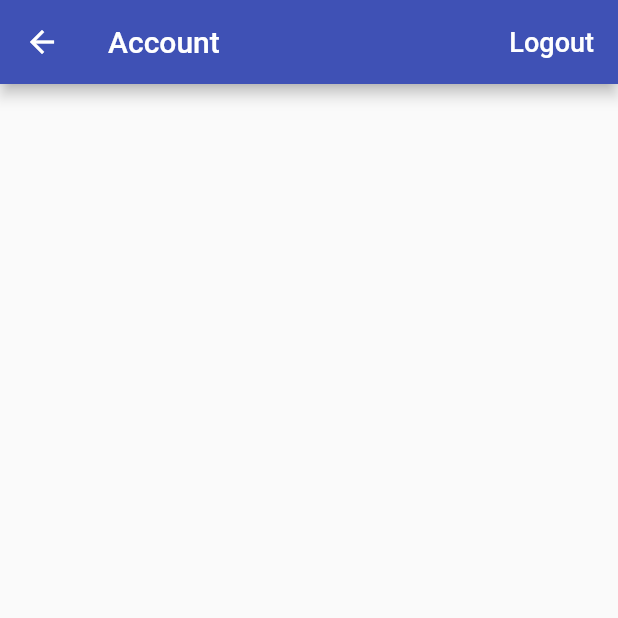
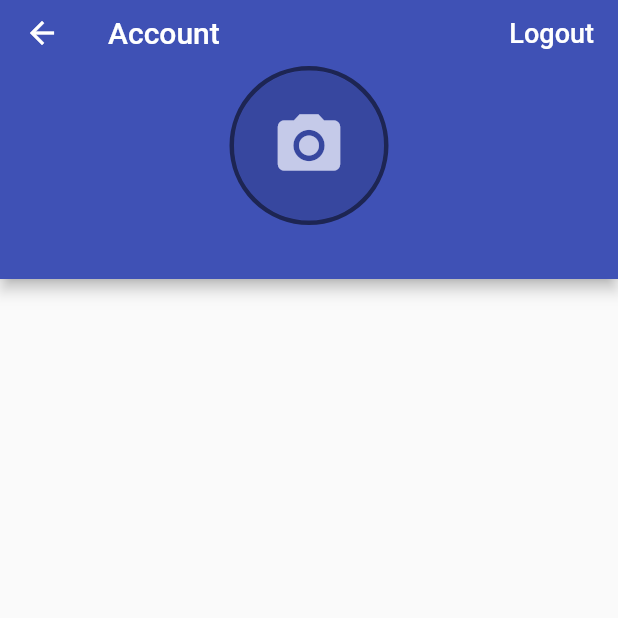
Before and after one commit to tran-haison/Time-Tracker, a Flutter app: the AccountPage screen opened directly, on a phone screen of 412 x 824 dp, the top half of it. Run offline on Flutter 3.47's test engine with Material 2 defaults, Android fonts, the phone set to English and light mode, and no system bars; our stand-ins replace cloud_firestore, firebase_auth, firebase_core, google_sign_in, rxdart; missing offline and left inert: flutter_login_facebook; accounts and stored records are empty.

Commit message:
Finish app

```diff
--- a/lib/app/home/account/account_page.dart
+++ b/lib/app/home/account/account_page.dart
@@ -1,5 +1,7 @@
+import 'package:firebase_auth/firebase_auth.dart';
 import 'package:flutter/material.dart';
 import 'package:provider/provider.dart';
+import 'package:time_tracker_flutter_course/common_widgets/avatar.dart';
 import 'package:time_tracker_flutter_course/common_widgets/show_alert_dialog.dart';
 import 'package:time_tracker_flutter_course/services/auth.dart';
 
@@ -29,6 +31,8 @@ class AccountPage extends StatelessWidget {
 
   @override
   Widget build(BuildContext context) {
+    final auth = Provider.of<AuthBase>(context, listen: false);
+
     return Scaffold(
       appBar: AppBar(
         title: Text("Account"),
@@ -44,7 +48,29 @@ class AccountPage extends StatelessWidget {
             ),
           )
         ],
+        bottom: PreferredSize(
+          preferredSize: Size.fromHeight(130),
+          child: _buildUserInfo(auth.currentUser),
+        ),
       ),
     );
   }
+
+  Widget _buildUserInfo(User user) {
+    return Column(
+      children: <Widget>[
+        Avatar(
+          photoUrl: user.photoURL,
+          radius: 50,
+        ),
+        SizedBox(height: 10),
+        if (user.displayName != null)
+          Text(
+            user.displayName,
+            style: TextStyle(color: Colors.white),
+          ),
+        SizedBox(height: 10),
+      ],
+    );
+  }
 }
--- /dev/null
+++ b/lib/common_widgets/avatar.dart
@@ -0,0 +1,31 @@
+import 'package:flutter/material.dart';
+
+class Avatar extends StatelessWidget {
+  const Avatar({
+    Key key,
+    this.photoUrl,
+    @required this.radius,
+  }) : super(key: key);
+
+  final String photoUrl;
+  final double radius;
+
+  @override
+  Widget build(BuildContext context) {
+    return Container(
+      decoration: BoxDecoration(
+        shape: BoxShape.circle,
+        border: Border.all(
+          color: Colors.black54,
+          width: 3.0,
+        ),
+      ),
+      child: CircleAvatar(
+        radius: radius,
+        backgroundColor: Colors.black12,
+        backgroundImage: photoUrl != null ? NetworkImage(photoUrl) : null,
+        child: photoUrl == null ? Icon(Icons.camera_alt, size: radius) : null,
+      ),
+    );
+  }
+}
```
